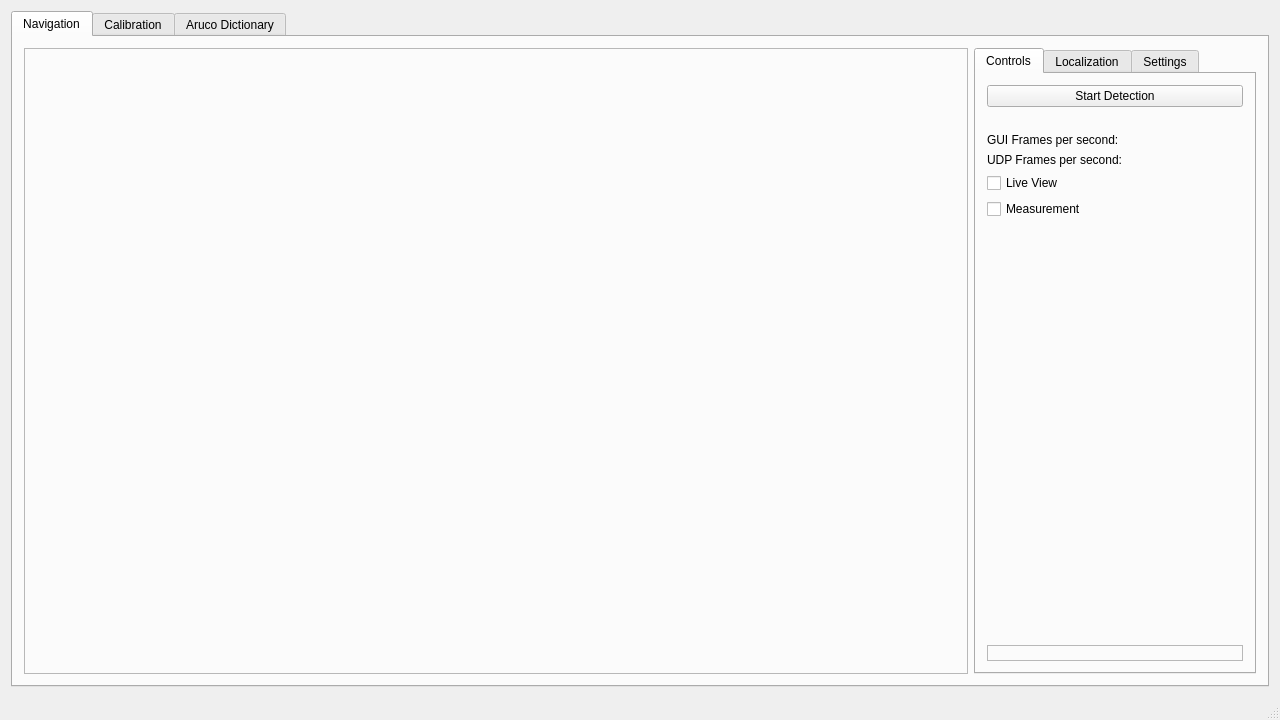
Old version of the form 03_Navi/01_Code/RobotDetection Portiert/robotdetectionmainwindow.ui in the repository BBRUSS/VPJW17G5.
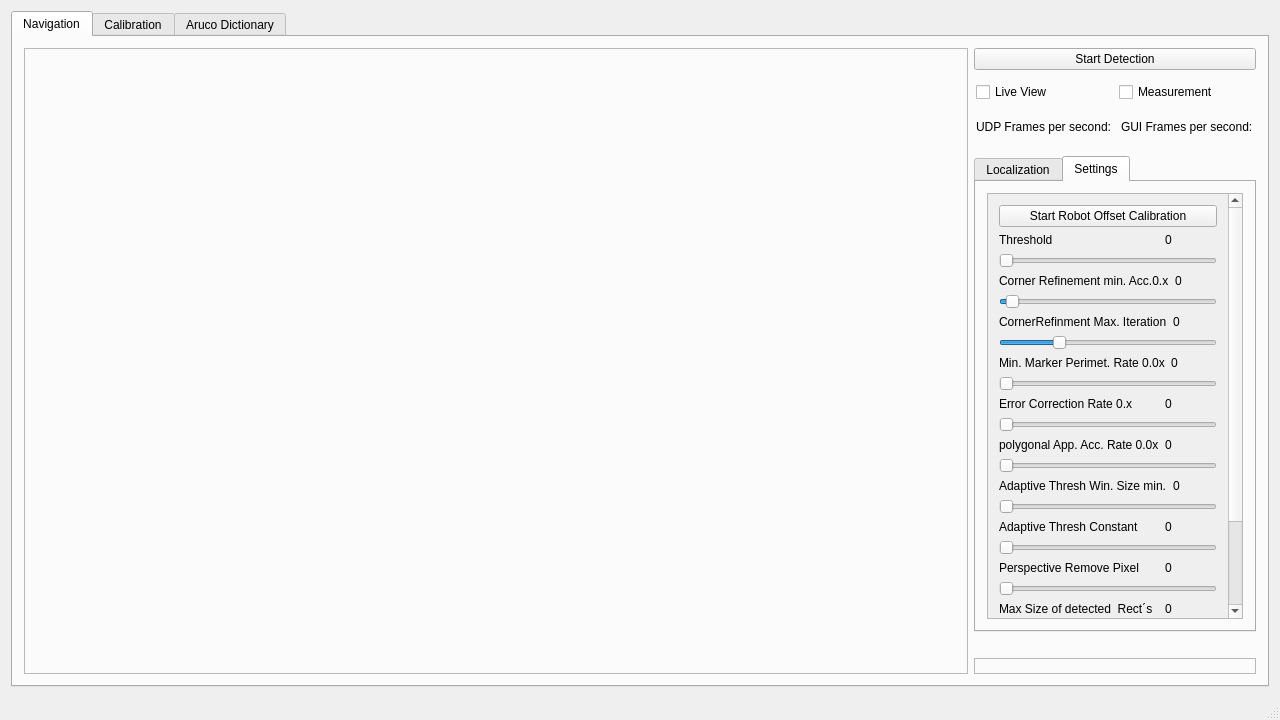
New version of the form. The open tabs and pages were chosen to show the change. Icons and pictures are not drawn.

What changed in the file:
```diff
--- a/03_Navi/01_Code/RobotDetection Portiert/robotdetectionmainwindow.ui
+++ b/03_Navi/01_Code/RobotDetection Portiert/robotdetectionmainwindow.ui
@@ -62,7 +62,7 @@
            <widget class="QLabel" name="labelImage">
             <property name="sizePolicy">
              <sizepolicy hsizetype="Ignored" vsizetype="Ignored">
-              <horstretch>0</horstretch>
+              <horstretch>10</horstretch>
               <verstretch>10</verstretch>
              </sizepolicy>
             </property>
@@ -80,8 +80,8 @@
             </property>
             <property name="sizeIncrement">
              <size>
-              <width>20</width>
-              <height>20</height>
+              <width>10</width>
+              <height>10</height>
              </size>
             </property>
             <property name="baseSize">
@@ -105,26 +105,18 @@
            </widget>
           </item>
           <item>
-           <widget class="QTabWidget" name="tabWidget">
-            <property name="sizePolicy">
-             <sizepolicy hsizetype="Maximum" vsizetype="Minimum">
-              <horstretch>0</horstretch>
-              <verstretch>0</verstretch>
-             </sizepolicy>
+           <layout class="QVBoxLayout" name="verticalLayout_9">
+            <property name="leftMargin">
+             <number>0</number>
             </property>
-            <property name="tabShape">
-             <enum>QTabWidget::Rounded</enum>
-            </property>
-            <property name="currentIndex">
-             <number>2</number>
-            </property>
-            <widget class="QWidget" name="tab_3">
-             <attribute name="title">
-              <string>Controls</string>
-             </attribute>
-             <layout class="QVBoxLayout" name="verticalLayout_6">
               <item>
                <widget class="QPushButton" name="pushButtonStartStop">
+              <property name="sizePolicy">
+               <sizepolicy hsizetype="Minimum" vsizetype="Fixed">
+                <horstretch>1</horstretch>
+                <verstretch>1</verstretch>
+               </sizepolicy>
+              </property>
                 <property name="toolTip">
                  <string/>
                 </property>
@@ -134,28 +126,35 @@
                </widget>
               </item>
               <item>
-               <widget class="QLabel" name="t4_label">
-                <property name="text">
-                 <string/>
-                </property>
-               </widget>
-              </item>
-              <item>
-               <widget class="QLabel" name="labelFPS">
-                <property name="text">
-                 <string>GUI Frames per second: </string>
-                </property>
-               </widget>
-              </item>
-              <item>
-               <widget class="QLabel" name="labelUDPFPS">
-                <property name="text">
-                 <string>UDP Frames per second: </string>
-                </property>
-               </widget>
-              </item>
+             <layout class="QHBoxLayout" name="horizontalLayout_5">
+              <property name="spacing">
+               <number>6</number>
+              </property>
+              <property name="sizeConstraint">
+               <enum>QLayout::SetDefaultConstraint</enum>
+              </property>
+              <property name="leftMargin">
+               <number>2</number>
+              </property>
+              <property name="topMargin">
+               <number>6</number>
+              </property>
+              <property name="bottomMargin">
+               <number>6</number>
+              </property>
               <item>
                <widget class="QCheckBox" name="checkBoxLiveView">
+                <property name="sizePolicy">
+                 <sizepolicy hsizetype="Minimum" vsizetype="Fixed">
+                  <horstretch>0</horstretch>
+                  <verstretch>0</verstretch>
+                 </sizepolicy>
+                </property>
+                <property name="font">
+                 <font>
+                  <kerning>true</kerning>
+                 </font>
+                </property>
                 <property name="toolTip">
                  <string>activates live view mode with lower framerate</string>
                 </property>
@@ -166,63 +165,97 @@
               </item>
               <item>
                <widget class="QCheckBox" name="checkBox_Measurement">
+                <property name="sizePolicy">
+                 <sizepolicy hsizetype="Minimum" vsizetype="Maximum">
+                  <horstretch>0</horstretch>
+                  <verstretch>0</verstretch>
+                 </sizepolicy>
+                </property>
+                <property name="baseSize">
+                 <size>
+                  <width>0</width>
+                  <height>0</height>
+                 </size>
+                </property>
                 <property name="text">
                  <string>Measurement</string>
                 </property>
                </widget>
               </item>
+             </layout>
+            </item>
               <item>
-               <spacer name="verticalSpacer_3">
+             <layout class="QHBoxLayout" name="horizontalLayout_6">
+              <property name="spacing">
+               <number>6</number>
+              </property>
+              <property name="leftMargin">
+               <number>2</number>
+              </property>
+              <property name="topMargin">
+               <number>6</number>
+              </property>
+              <property name="bottomMargin">
+               <number>6</number>
+              </property>
+              <item>
+               <widget class="QLabel" name="labelUDPFPS">
+                <property name="sizePolicy">
+                 <sizepolicy hsizetype="Minimum" vsizetype="Maximum">
+                  <horstretch>0</horstretch>
+                  <verstretch>0</verstretch>
+                 </sizepolicy>
+                </property>
+                <property name="text">
+                 <string>UDP Frames per second: </string>
+                </property>
+               </widget>
+              </item>
+              <item>
+               <widget class="QLabel" name="labelFPS">
+                <property name="sizePolicy">
+                 <sizepolicy hsizetype="Minimum" vsizetype="Maximum">
+                  <horstretch>0</horstretch>
+                  <verstretch>0</verstretch>
+                 </sizepolicy>
+                </property>
+                <property name="text">
+                 <string>GUI Frames per second: </string>
+                </property>
+               </widget>
+              </item>
+             </layout>
+            </item>
+            <item>
+             <spacer name="verticalSpacer">
                 <property name="orientation">
                  <enum>Qt::Vertical</enum>
                 </property>
+              <property name="sizeType">
+               <enum>QSizePolicy::Fixed</enum>
+              </property>
                 <property name="sizeHint" stdset="0">
                  <size>
-                  <width>20</width>
-                  <height>40</height>
+                <width>10</width>
+                <height>10</height>
                  </size>
                 </property>
                </spacer>
               </item>
               <item>
-               <widget class="QLabel" name="labelLogo">
+             <widget class="QTabWidget" name="tabWidget">
                 <property name="sizePolicy">
-                 <sizepolicy hsizetype="Maximum" vsizetype="Maximum">
+               <sizepolicy hsizetype="Minimum" vsizetype="Expanding">
                   <horstretch>0</horstretch>
                   <verstretch>0</verstretch>
                  </sizepolicy>
                 </property>
-                <property name="maximumSize">
-                 <size>
-                  <width>340</width>
-                  <height>100</height>
-                 </size>
-                </property>
-                <property name="toolTip">
-                 <string>Gewerk 5 FTW !!!</string>
-                </property>
-                <property name="frameShape">
-                 <enum>QFrame::StyledPanel</enum>
-                </property>
-                <property name="frameShadow">
-                 <enum>QFrame::Sunken</enum>
-                </property>
-                <property name="text">
-                 <string/>
-                </property>
-                <property name="pixmap">
-                 <pixmap resource="ressource.qrc">:/images/HAW_Hamburg.png</pixmap>
-                </property>
-                <property name="scaledContents">
-                 <bool>true</bool>
-                </property>
-                <property name="wordWrap">
-                 <bool>false</bool>
-                </property>
-               </widget>
-              </item>
-             </layout>
-            </widget>
+              <property name="tabShape">
+               <enum>QTabWidget::Rounded</enum>
+              </property>
+              <property name="currentIndex">
+               <number>1</number>
+              </property>
             <widget class="QWidget" name="tab">
              <attribute name="title">
               <string>Localization</string>
@@ -332,34 +365,6 @@
                 </column>
                </widget>
               </item>
-              <item>
-               <widget class="QLabel" name="labelVersion">
-                <property name="sizePolicy">
-                 <sizepolicy hsizetype="Minimum" vsizetype="Maximum">
-                  <horstretch>0</horstretch>
-                  <verstretch>0</verstretch>
-                 </sizepolicy>
-                </property>
-                <property name="minimumSize">
-                 <size>
-                  <width>10</width>
-                  <height>0</height>
-                 </size>
-                </property>
-                <property name="maximumSize">
-                 <size>
-                  <width>16777215</width>
-                  <height>16777215</height>
-                 </size>
-                </property>
-                <property name="text">
-                 <string/>
-                </property>
-                <property name="alignment">
-                 <set>Qt::AlignBottom|Qt::AlignLeading|Qt::AlignLeft</set>
-                </property>
-               </widget>
-              </item>
              </layout>
             </widget>
             <widget class="QWidget" name="tab_2">
@@ -385,8 +390,8 @@
                     <rect>
                      <x>0</x>
                      <y>0</y>
-                     <width>319</width>
-                     <height>631</height>
+                       <width>295</width>
+                       <height>595</height>
                     </rect>
                    </property>
                    <layout class="QVBoxLayout" name="verticalLayout_8">
@@ -1041,6 +1046,73 @@
             </widget>
            </widget>
           </item>
+            <item>
+             <widget class="QLabel" name="labelVersion">
+              <property name="sizePolicy">
+               <sizepolicy hsizetype="Minimum" vsizetype="Maximum">
+                <horstretch>0</horstretch>
+                <verstretch>0</verstretch>
+               </sizepolicy>
+              </property>
+              <property name="minimumSize">
+               <size>
+                <width>10</width>
+                <height>0</height>
+               </size>
+              </property>
+              <property name="maximumSize">
+               <size>
+                <width>16777215</width>
+                <height>16777215</height>
+               </size>
+              </property>
+              <property name="text">
+               <string/>
+              </property>
+              <property name="alignment">
+               <set>Qt::AlignBottom|Qt::AlignLeading|Qt::AlignLeft</set>
+              </property>
+             </widget>
+            </item>
+            <item>
+             <widget class="QLabel" name="labelLogo">
+              <property name="sizePolicy">
+               <sizepolicy hsizetype="Maximum" vsizetype="Maximum">
+                <horstretch>0</horstretch>
+                <verstretch>0</verstretch>
+               </sizepolicy>
+              </property>
+              <property name="maximumSize">
+               <size>
+                <width>340</width>
+                <height>100</height>
+               </size>
+              </property>
+              <property name="toolTip">
+               <string>Gewerk 5 FTW !!!</string>
+              </property>
+              <property name="frameShape">
+               <enum>QFrame::StyledPanel</enum>
+              </property>
+              <property name="frameShadow">
+               <enum>QFrame::Sunken</enum>
+              </property>
+              <property name="text">
+               <string/>
+              </property>
+              <property name="pixmap">
+               <pixmap resource="ressource.qrc">:/images/HAW_Hamburg.png</pixmap>
+              </property>
+              <property name="scaledContents">
+               <bool>true</bool>
+              </property>
+              <property name="wordWrap">
+               <bool>false</bool>
+              </property>
+             </widget>
+            </item>
+           </layout>
+          </item>
          </layout>
         </item>
        </layout>
```
Left out of the diff: 32 changed lines with no effect on the pictures. Lines whose indentation alone changed are shown as unchanged.
